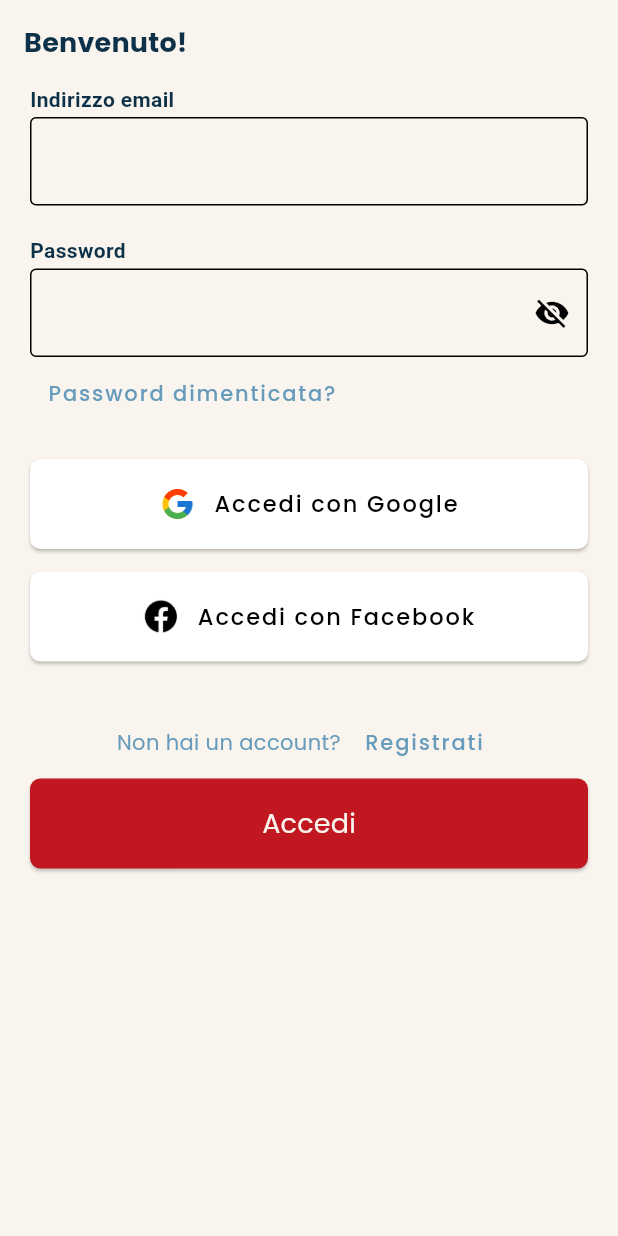
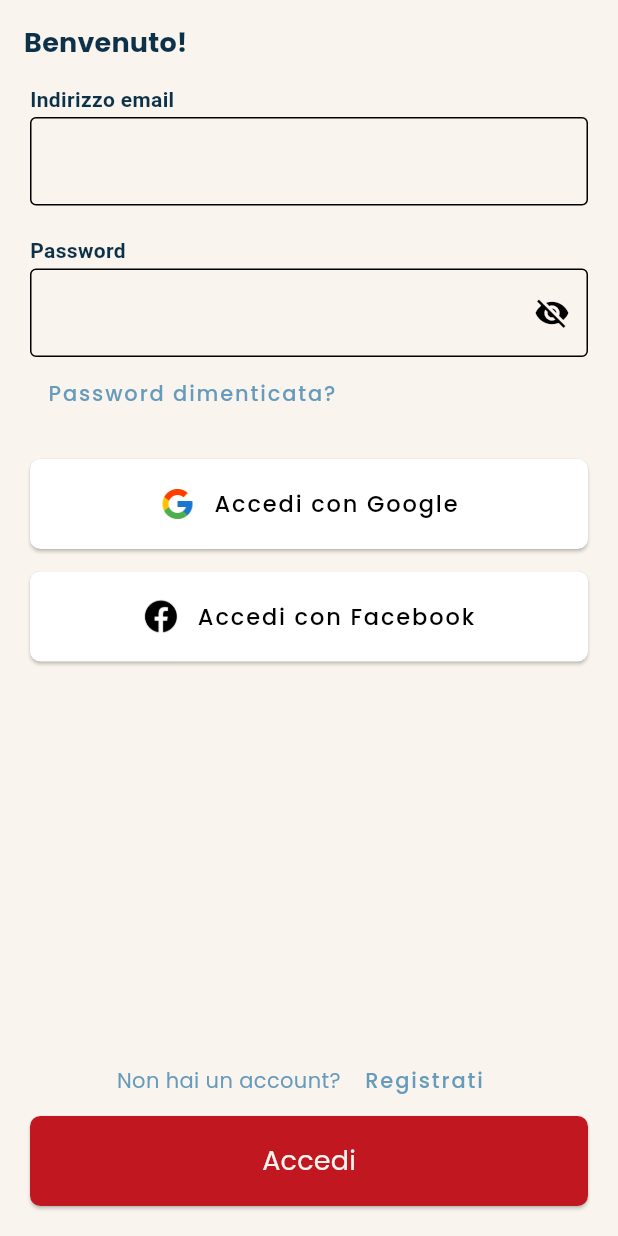
Before and after one commit to LorenzoMastrini/ComicSans, a Flutter app: the screen it shows after launch, on a phone screen of 412 x 824 dp. Run offline on Flutter 3.47's test engine with Material 3 defaults, Android fonts, the phone set to English and light mode, and no system bars; our stand-ins replace carousel_slider, font_awesome_flutter, google_fonts, image_picker, sliding_up_panel; accounts and stored records are empty.

```diff
--- a/lib/ComicSansTheme.dart
+++ b/lib/ComicSansTheme.dart
@@ -45,7 +45,7 @@ class ComicSansTheme {
       fontSize: 15,
       fontWeight: FontWeight.w500,
       letterSpacing: 1.25,
-      color: Colors.black
+      color: Color(0xFF0C3148)
     ),
   );
 
@@ -53,26 +53,20 @@ class ComicSansTheme {
     return ThemeData(
       scaffoldBackgroundColor: Color(0xFFf9f4ed),
       useMaterial3: true,
-      //colorSchemeSeed: Colors.orange,
-      //colorScheme: ColorScheme.fromSeed(seedColor: Colors.orange),
       colorScheme: const ColorScheme.light().copyWith(
         primary: Color(0xFFc11720),
         secondary: Color(0xFF0C3148),
         tertiary: Color(0xFFf9f4ed),
       ),
       appBarTheme: AppBarTheme(
-        foregroundColor: Colors.black,
+        foregroundColor: Color(0xFF0C3148),
         backgroundColor: Colors.transparent,
         surfaceTintColor: Colors.transparent,
         titleTextStyle: lightTextTheme.titleMedium,
         elevation: 0,
       ),
-      floatingActionButtonTheme: const FloatingActionButtonThemeData(
-        foregroundColor: Colors.white,
-        backgroundColor: Colors.black,
-      ),
       navigationBarTheme: NavigationBarThemeData(
-        labelTextStyle: MaterialStateProperty.all(
+        labelTextStyle: WidgetStateProperty.all(
           TextStyle(
             fontWeight: FontWeight.w500,
             color: Color(0xFFc11720),
@@ -82,42 +76,40 @@ class ComicSansTheme {
         indicatorColor: Colors.transparent,
         surfaceTintColor: Colors.transparent,
       ),
-      /*
-      tabBarTheme: const TabBarTheme(
-        labelColor: Colors.black,
+      tabBarTheme: const TabBarThemeData(
+        labelColor: Color(0xFF0C3148),
         unselectedLabelColor: Colors.black26,
         indicator: UnderlineTabIndicator(
-          borderSide: BorderSide(width: 2.0, color: Colors.orange),
+          borderSide: BorderSide(width: 2.0, color: Color(0xFFc11720)),
         ),
       ),
-      */
       switchTheme: SwitchThemeData(
-        thumbColor: MaterialStateProperty.resolveWith((states) {
-          if (states.contains(MaterialState.selected)) {
-            return Colors.black;
+        thumbColor: WidgetStateProperty.resolveWith((states) {
+          if (states.contains(WidgetState.selected)) {
+            return Color(0xFF0C3148);
           }
           return null;
         }),
-        trackColor: MaterialStateProperty.resolveWith((states) {
-          if (states.contains(MaterialState.selected)) {
-            return Colors.orange;
+        trackColor: WidgetStateProperty.resolveWith((states) {
+          if (states.contains(WidgetState.selected)) {
+            return Color(0xFFc11720);
           }
           return null;
         }),
       ),
       checkboxTheme: CheckboxThemeData(
-        fillColor: MaterialStateProperty.resolveWith((states) {
-          if (states.contains(MaterialState.selected)) {
-            return Colors.orange;
+        fillColor: WidgetStateProperty.resolveWith((states) {
+          if (states.contains(WidgetState.selected)) {
+            return Color(0xFFc11720);
           }
           return null;
         }),
       ),
       chipTheme: ChipThemeData(
-        checkmarkColor: Colors.white,
-        color: MaterialStateProperty.resolveWith((states) {
-          if (states.contains(MaterialState.selected)) {
-            return Colors.black;
+        checkmarkColor: Color(0xFFf9f4ed),
+        color: WidgetStateProperty.resolveWith((states) {
+          if (states.contains(WidgetState.selected)) {
+            return Color(0xFF0C3148);
           }
           return null;
         }),
--- a/lib/components/CategorySlot.dart
+++ b/lib/components/CategorySlot.dart
@@ -1,7 +1,8 @@
 import 'package:flutter/material.dart';
 import 'package:comicsans/category.dart';
+import 'package:comicsans/screens/CategoryScreen.dart';
 
-import '../screens/CategoryScreen.dart';
+
 
 class CategorySlot extends StatefulWidget{
   final Category category;
@@ -10,6 +11,8 @@ class CategorySlot extends StatefulWidget{
   @override
   State<CategorySlot> createState() => _CategorySlotState();
 }
+
+
 
 class _CategorySlotState extends State<CategorySlot> {
   @override
@@ -34,6 +37,7 @@ class _CategorySlotState extends State<CategorySlot> {
         Text(
           widget.category.name,
           style: TextStyle(
+            fontSize: 14,
             color: Theme.of(context).colorScheme.secondary,
             fontWeight: FontWeight.w500
           )
--- a/lib/screens/Login.dart
+++ b/lib/screens/Login.dart
@@ -85,10 +85,14 @@ class _LoginState extends State<Login> {
         style: TextStyle(fontWeight: FontWeight.bold,),
         showBackButton: false,
       ),
-      body: SingleChildScrollView(
-        child: Center(
+      body: LayoutBuilder(
+        builder: (context, constraints) {
+          return SingleChildScrollView(
+            child: ConstrainedBox(
+              constraints: BoxConstraints(minHeight: constraints.maxHeight),
+              child: IntrinsicHeight(
                 child: Padding(
-            padding: const EdgeInsets.fromLTRB(20, 0, 20, 0),
+                  padding: const EdgeInsets.symmetric(horizontal: 20),
                   child: Column(
                     mainAxisAlignment: MainAxisAlignment.spaceBetween,
                     children: [
@@ -110,18 +114,14 @@ class _LoginState extends State<Login> {
                             child: TextButton(
                               child: const Text(
                                 'Password dimenticata?',
-                          style: TextStyle(
-                            fontSize: 14,
-                            color: Color(0xFF669bbc),
+                                style: TextStyle(fontSize: 14, color: Color(0xFF669bbc)),
+                              ),
+                              onPressed: () => Navigator.pushNamed(context, '/forgot_password'),
                             ),
                           ),
-                        onPressed: () =>
-                            Navigator.pushNamed(context, '/forgot_password'),
-                      ),
-                    ),
+
                           const SizedBox(height: 20),
-
-                    // Pulsante Google
+                          // Sign In with Google
                           ElevatedButton(
                             style: ElevatedButton.styleFrom(
                               minimumSize: const Size.fromHeight(60),
@@ -130,28 +130,19 @@ class _LoginState extends State<Login> {
                               ),
                             ),
                             onPressed: () {
-                        userProvider.loggedInUser = SampleData.user1; // TODO: da rimuovere (per velocizzare il testing)
-                        Navigator.pushNamed(context, '/');
+                              userProvider.loggedInUser = SampleData.user1;
+                              Navigator.pushReplacementNamed(context, '/');
                             },
                             child: Row(
-                        mainAxisSize: MainAxisSize.min,
                               mainAxisAlignment: MainAxisAlignment.center,
                               children: [
-                          Image.asset(
-                            'assets/google_logo.png',
-                            height: 24,
-                          ),
+                                Image.asset('assets/google_logo.png', height: 24),
                                 const SizedBox(width: 12),
-                          const Text(
-                            'Accedi con Google',
-                            style: TextStyle(color: Colors.black),
-                          ),
+                                const Text('Accedi con Google', style: TextStyle(color: Colors.black)),
                               ],
                             ),
                           ),
                           const SizedBox(height: 15),
-
-                    // Pulsante Facebook
                           ElevatedButton(
                             style: ElevatedButton.styleFrom(
                               minimumSize: const Size.fromHeight(60),
@@ -161,26 +152,17 @@ class _LoginState extends State<Login> {
                             ),
                             onPressed: () => Navigator.pushNamed(context, '/'),
                             child: Row(
-                        mainAxisSize: MainAxisSize.min,
                               mainAxisAlignment: MainAxisAlignment.center,
                               children: [
-                          Image.asset(
-                            'assets/facebook_logo.png',
-                            height: 24,
-                          ),
+                                Image.asset('assets/facebook_logo.png', height: 24),
                                 const SizedBox(width: 12),
-                          const Text(
-                            'Accedi con Facebook',
-                            style: TextStyle(color: Colors.black),
-                          ),
+                                const Text('Accedi con Facebook', style: TextStyle(color: Colors.black)),
                               ],
                             ),
                           ),
                           const SizedBox(height: 30),
                         ],
                       ),
-
-                // Footer
                       Padding(
                         padding: const EdgeInsets.only(bottom: 20),
                         child: Column(
@@ -190,28 +172,20 @@ class _LoginState extends State<Login> {
                               children: [
                                 const Text(
                                   'Non hai un account? ',
-                            style: TextStyle(
-                              fontSize: 14,
-                              color: Color(0xFF669bbc),
-                            ),
+                                  style: TextStyle(fontSize: 14, color: Color(0xFF669bbc)),
                                 ),
                                 TextButton(
                                   onPressed: () => Navigator.pushNamed(context, '/registration'),
                                   child: const Text(
                                     'Registrati',
-                              style: TextStyle(
-                                fontSize: 14,
-                                color: Color(0xFF669bbc),
-                              ),
+                                    style: TextStyle(fontSize: 14, color: Color(0xFF669bbc)),
                                   ),
                                 ),
                               ],
                             ),
-
-                      // Login button
                             ComicSansButton(
                               text: 'Accedi',
-                        onPressed: () => login(userProvider), // Check user in "DB" and login
+                              onPressed: () => login(userProvider),
                             ),
                           ],
                         ),
@@ -223,4 +197,7 @@ class _LoginState extends State<Login> {
             ),
           );
         }
+      ),
+    );
   }
+}
--- a/lib/screens/ProductDetail.dart
+++ b/lib/screens/ProductDetail.dart
@@ -439,8 +439,7 @@ class _ProductDetailState extends State<ProductDetail> {
       ),
 
       floatingActionButtonLocation: FloatingActionButtonLocation.centerFloat,
-      floatingActionButton:
-        SizedBox(
+      floatingActionButton: SizedBox(
         height: 50,
         width: MediaQuery.of(context).size.width - 30,
         child: ElevatedButton(
--- a/lib/screens/UserMovementHistory.dart
+++ b/lib/screens/UserMovementHistory.dart
@@ -30,7 +30,7 @@ class UserMovementHistory extends StatelessWidget {
     }
 
     return Scaffold(
-      appBar: ComicSansAppBar(showBackButton: true, title: "Vendite"),
+      appBar: ComicSansAppBar(showBackButton: true, title: movementType == MovementType.purchases ? "Acquisti" : "Vendite"),
       body: Padding(
         padding: const EdgeInsets.fromLTRB(15, 0, 15, 15),
         child: GridView.builder(
```
Also changed, not shown: lib/screens/ComicSansFavorite.dart (+16 -18 lines), lib/screens/ComicSansInbox.dart (+4 -6 lines), lib/screens/FiltersFavouriteScreen.dart (renamed from lib/screens/FitlersFavouriteScreen.dart, +7 -8 lines). Lines whose indentation alone changed are shown as unchanged.
